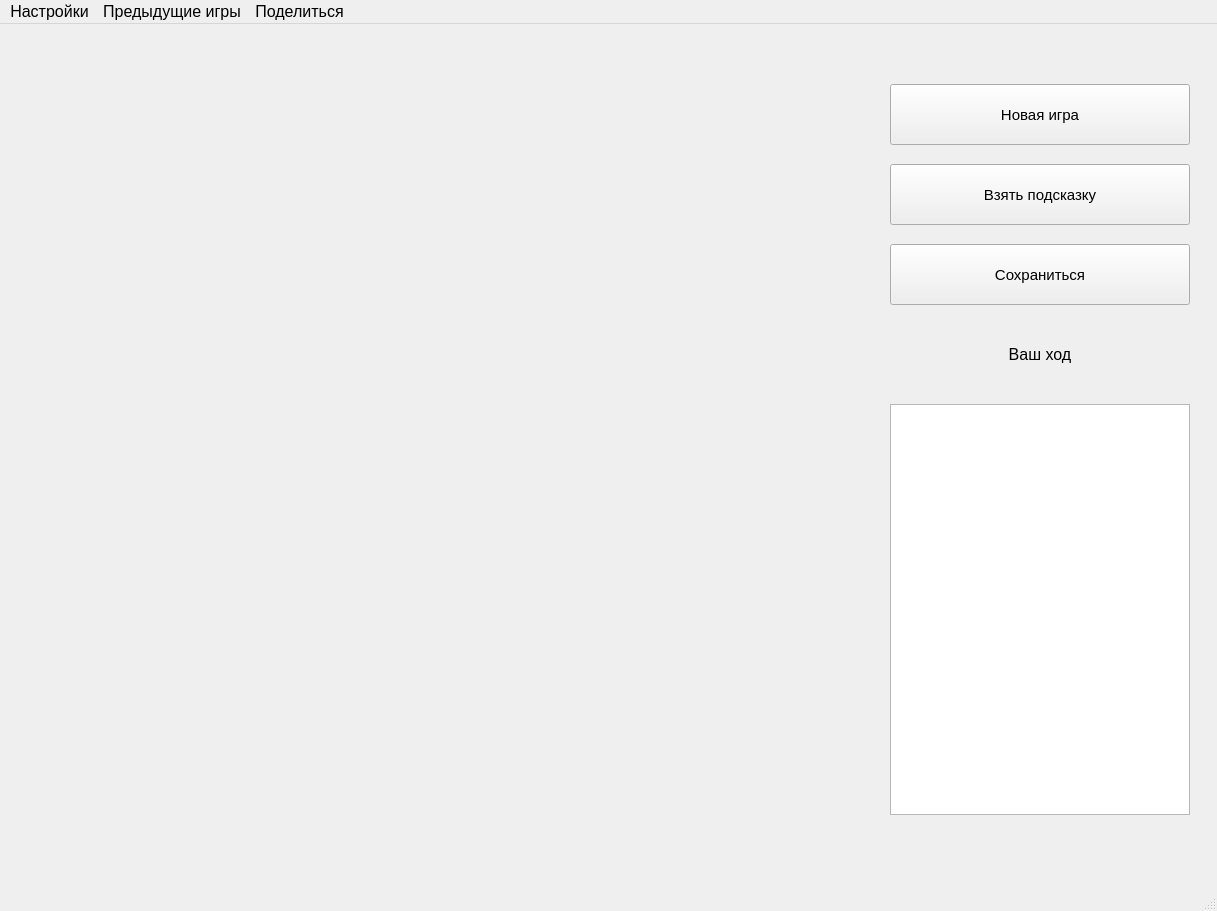
This is design.ui in MatveyZhikharev/Chess_PyQt as Qt 5 draws it before an edit. The edited form follows.
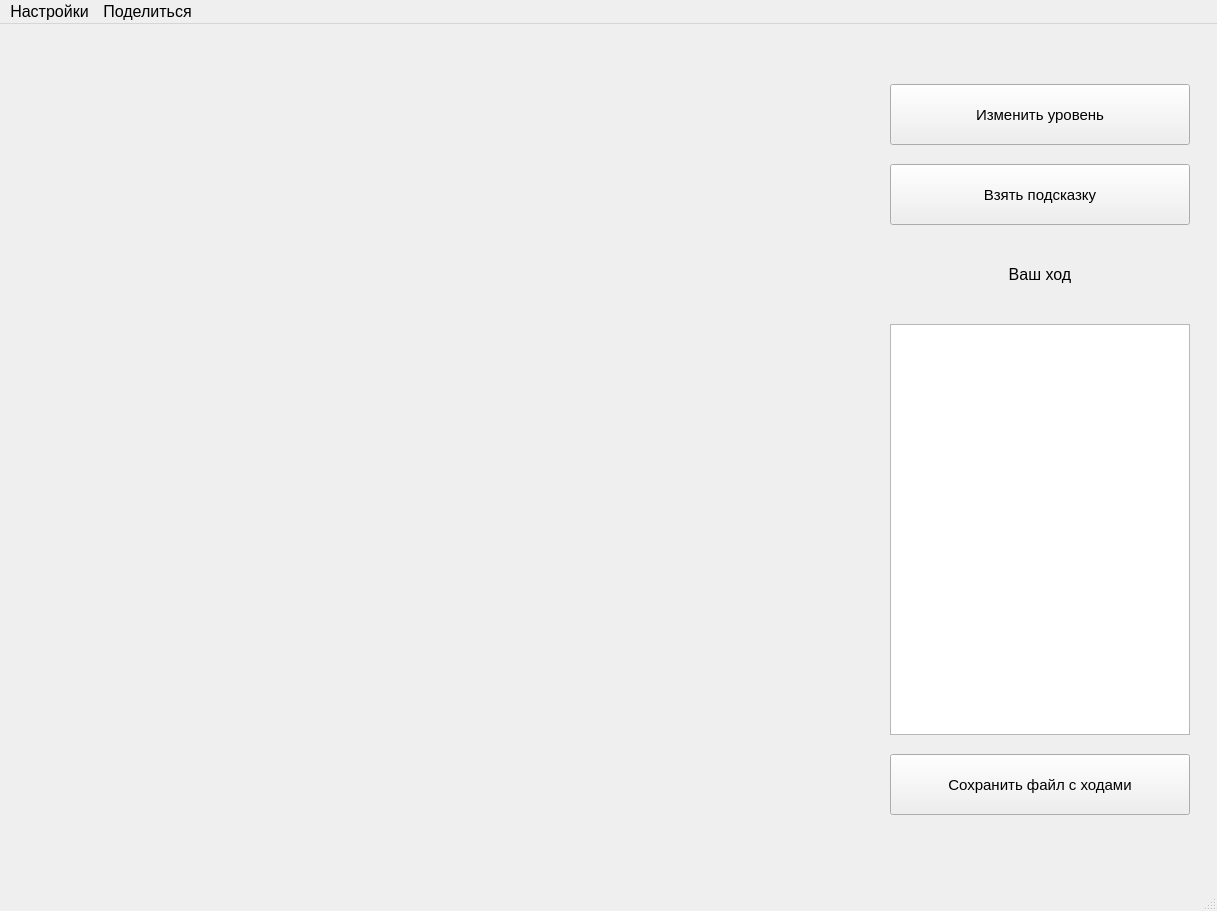
This is the edited form.

Diff of the .ui file:
```diff
--- a/design.ui
+++ b/design.ui
@@ -34,14 +34,14 @@
      </font>
     </property>
     <property name="text">
-     <string>Новая игра</string>
+     <string>Изменить уровень</string>
     </property>
    </widget>
    <widget class="QPushButton" name="save">
     <property name="geometry">
      <rect>
       <x>890</x>
-      <y>220</y>
+      <y>730</y>
       <width>300</width>
       <height>61</height>
      </rect>
@@ -52,7 +52,7 @@
      </font>
     </property>
     <property name="text">
-     <string>Сохраниться</string>
+     <string>Сохранить файл с ходами</string>
     </property>
    </widget>
    <widget class="QPushButton" name="take_hint">
@@ -90,7 +90,7 @@
     <property name="geometry">
      <rect>
       <x>890</x>
-      <y>300</y>
+      <y>220</y>
       <width>300</width>
       <height>61</height>
      </rect>
@@ -109,7 +109,7 @@
     <property name="geometry">
      <rect>
       <x>890</x>
-      <y>380</y>
+      <y>300</y>
       <width>300</width>
       <height>411</height>
      </rect>
@@ -137,16 +137,10 @@
     <property name="title">
      <string>Поделиться</string>
     </property>
-    <addaction name="action"/>
-    <addaction name="action_2"/>
-   </widget>
-   <widget class="QMenu" name="previous_games">
-    <property name="title">
-     <string>Предыдущие игры</string>
-    </property>
+    <addaction name="save_file_1"/>
+    <addaction name="save_photo"/>
    </widget>
    <addaction name="settings"/>
-   <addaction name="previous_games"/>
    <addaction name="menu_2"/>
   </widget>
   <widget class="QStatusBar" name="statusbar"/>
```
Left out of the diff: 23 changed lines with no effect on the pictures.
